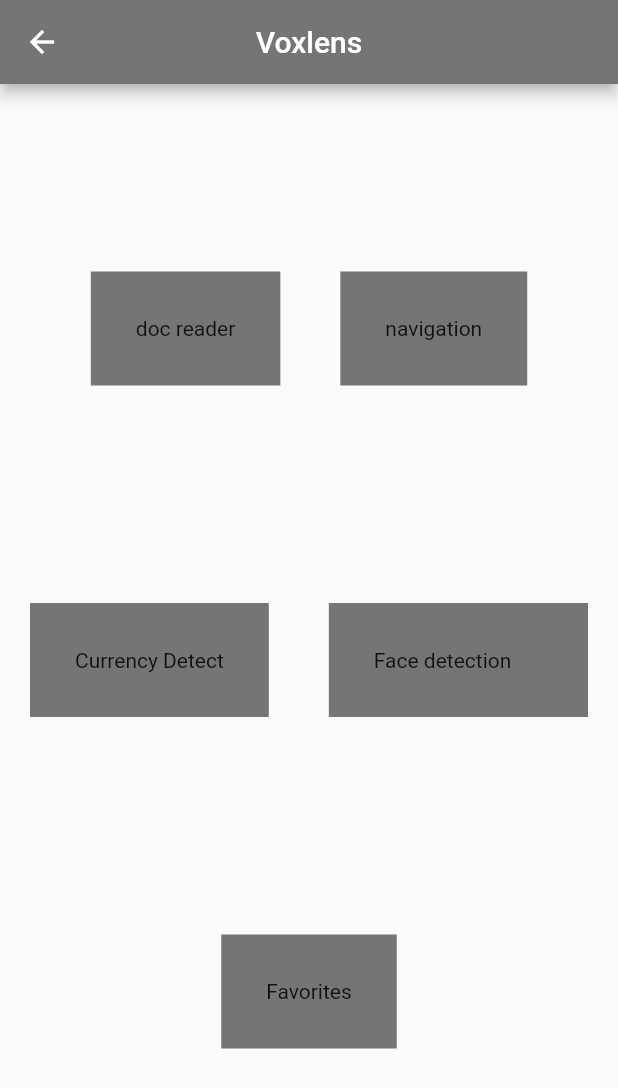
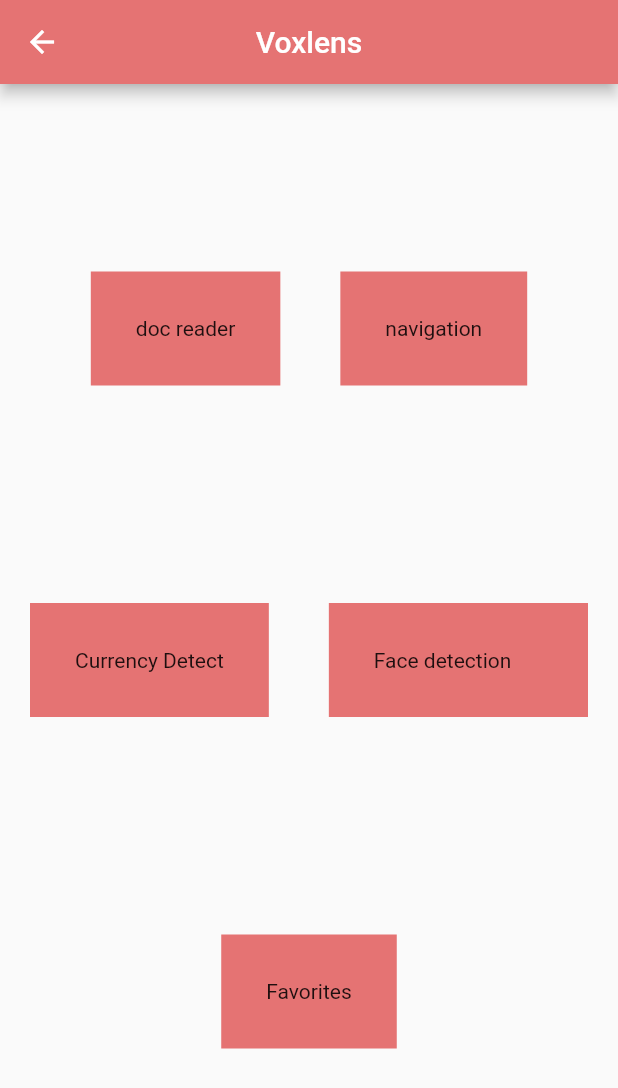
Before and after one commit to aaadddiii/voxlens, a Flutter app: the screen it shows after launch, after a tap on "Start", on a phone screen of 412 x 824 dp. Shown: the top 1088 px of the screen. Run offline on Flutter 3.47's test engine with Material 2 defaults, Android fonts, the phone set to English and light mode, and no system bars; our stand-ins replace flutter_tts, image_picker, speech_to_text; missing offline and left inert: google_ml_kit.

Commit message:
gui edited

```diff
--- a/client/lib/currency_detector.dart
+++ b/client/lib/currency_detector.dart
@@ -7,7 +7,7 @@ class Currency_detector extends StatelessWidget {
   Widget build(BuildContext context) {
     return Scaffold(
       appBar: AppBar(
-        backgroundColor: Colors.grey[600],
+        backgroundColor: Colors.red[300],
         title: Text('Voxlens'),
         centerTitle: true,
       ),
--- a/client/lib/home_screen.dart
+++ b/client/lib/home_screen.dart
@@ -15,14 +15,14 @@ class _HomeState extends State<Home> {
   void initState() {
     super.initState();
     WidgetsBinding.instance
-        .addPostFrameCallback((_) => TTS().speak("Welcome to Voxlens!!Shall we start?"));
+        .addPostFrameCallback((_) => TTS().speak("Welcome to Voxlens!!Press Start on the bottom right to begin"));
   }
 
   @override
   Widget build(BuildContext context) {
     return Scaffold(
       appBar: AppBar(
-        backgroundColor: Colors.grey[600],
+        backgroundColor: Colors.red[300],
         title: Text('Voxlens'),
         centerTitle: true,
       ),
@@ -32,9 +32,9 @@ class _HomeState extends State<Home> {
           style: TextStyle(
             fontSize: 35.0,
             fontWeight: FontWeight.bold,
-            letterSpacing: 10.0,
-            color: Colors.grey[600],
-            fontFamily: 'Anton',
+            letterSpacing: 5.0,
+            color: Colors.red[300],
+            fontFamily: 'Georgia',
           ),
         ),
       ),
@@ -48,8 +48,10 @@ class _HomeState extends State<Home> {
            // STT().startListening() ;
 
         },
-        backgroundColor: Colors.grey[600],
+
+        backgroundColor: Colors.red[300],
       ),
+      floatingActionButtonLocation: FloatingActionButtonLocation.endFloat,
     );
   }
 }
--- a/client/lib/main_menu.dart
+++ b/client/lib/main_menu.dart
@@ -9,7 +9,7 @@ class Main_menu extends StatelessWidget {
   Widget build(BuildContext context) {
     return Scaffold(
       appBar: AppBar(
-        backgroundColor: Colors.grey[600],
+        backgroundColor: Colors.red[300],
         title: Text('Voxlens'),
         centerTitle: true,
       ),
@@ -31,7 +31,7 @@ class Main_menu extends StatelessWidget {
                   child: Text('doc reader'),
                   padding: EdgeInsets.all(30.0),
                   margin: EdgeInsets.all(20.0),
-                  color: Colors.grey[600],
+                  color: Colors.red[300],
                 )),
               ),
               GestureDetector(
@@ -42,7 +42,7 @@ class Main_menu extends StatelessWidget {
                   child: Text('navigation'),
                   padding: EdgeInsets.all(30.0),
                   margin: EdgeInsets.all(20.0),
-                  color: Colors.grey[600],
+                  color: Colors.red[300],
                 )),
               ),
             ],
@@ -63,14 +63,14 @@ class Main_menu extends StatelessWidget {
                   child: Text('Currency Detect'),
                   padding: EdgeInsets.all(30.0),
                   margin: EdgeInsets.all(20.0),
-                  color: Colors.grey[600],
+                  color: Colors.red[300],
                 )),
               ),
               Expanded(child: Container(
                 child: Text('Face detection'),
                 padding: EdgeInsets.all(30.0),
                 margin: EdgeInsets.all(20.0),
-                color: Colors.grey[600],
+                color: Colors.red[300],
               )),
             ],
           ),
@@ -79,7 +79,7 @@ class Main_menu extends StatelessWidget {
             child: Text('Favorites'),
             padding: EdgeInsets.all(30.0),
             margin: EdgeInsets.all(20.0),
-            color: Colors.grey[600],
+            color: Colors.red[300],
           )),
           flex: 1,)
         ],
--- a/client/lib/profile.dart
+++ b/client/lib/profile.dart
@@ -7,7 +7,7 @@ class Profile extends StatelessWidget {
   Widget build(BuildContext context) {
     return Scaffold(
       appBar: AppBar(
-        backgroundColor: Colors.grey[600],
+        backgroundColor: Colors.red[300],
         title: Text('Voxlens'),
         centerTitle: true,
       ),
```
Also changed, not shown: client/lib/document_reader.dart (+5 -5 lines).
